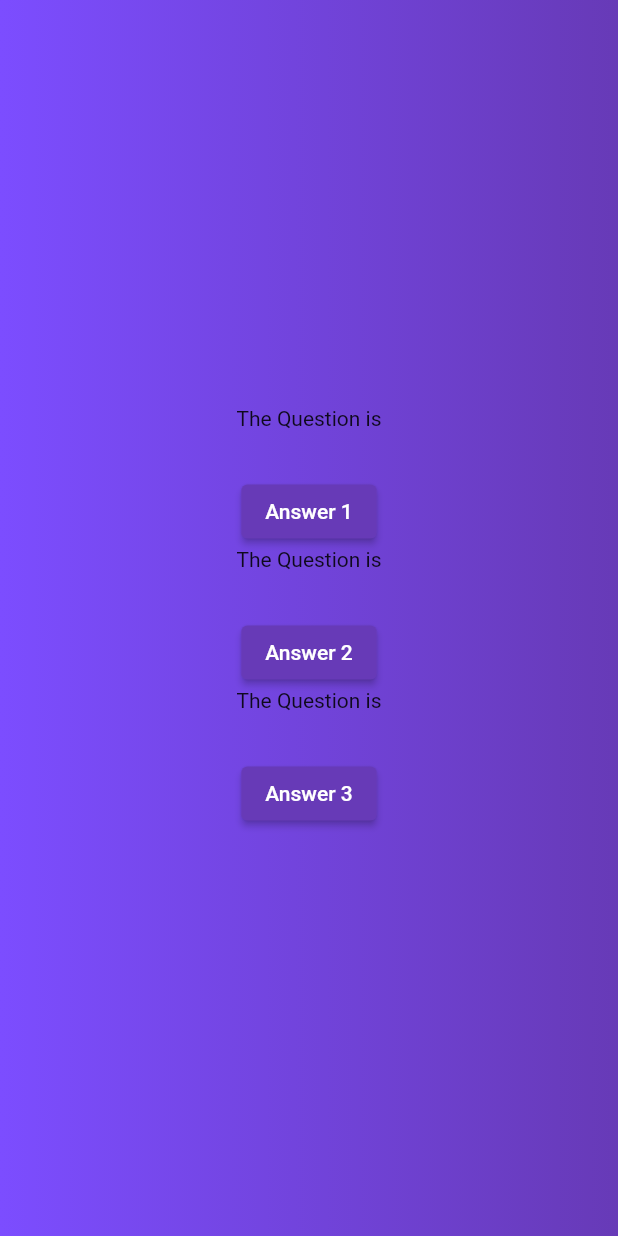
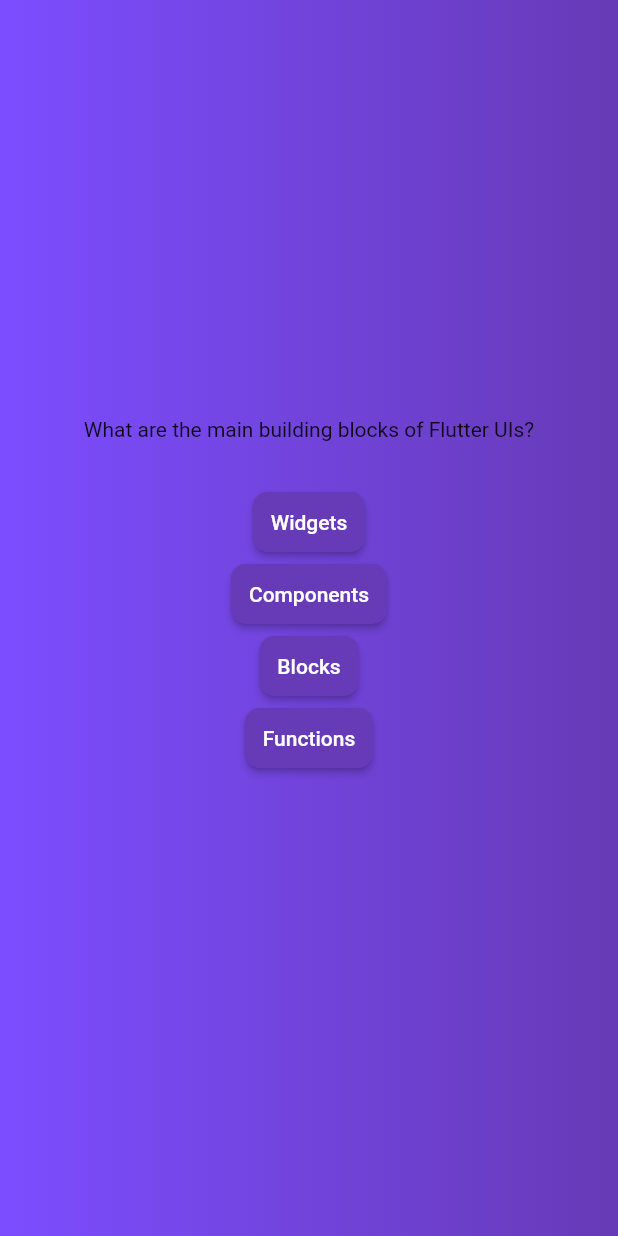
Before and after one commit to RAHUL573769/QuizAppFlutter, a Flutter app: the screen it shows after launch, after a tap on "Start Quiz", on a phone screen of 412 x 824 dp. Run offline on Flutter 3.47's test engine with Material 2 defaults, Android fonts, the phone set to English and light mode, and no system bars.

Commit message:
answers added

```diff
--- a/lib/answerButton.dart
+++ b/lib/answerButton.dart
@@ -9,7 +9,12 @@ class AnswerButton extends StatelessWidget {
     return ElevatedButton(
       onPressed: onTap,
       style: ElevatedButton.styleFrom(
-          backgroundColor: Colors.deepPurple, foregroundColor: Colors.white),
+          backgroundColor: Colors.deepPurple,
+          padding: EdgeInsets.symmetric(horizontal: 12, vertical: 12),
+          shape: RoundedRectangleBorder(
+            borderRadius: BorderRadius.circular(10),
+          ),
+          foregroundColor: Colors.white),
       child: Text(answerText),
     );
   }
--- a/lib/questions.dart
+++ b/lib/questions.dart
@@ -1,3 +1,4 @@
+import 'package:app/data/questions.dart';
 import 'package:flutter/material.dart';
 
 import 'answerButton.dart';
@@ -12,26 +13,23 @@ class Questions extends StatefulWidget {
 class _QuestionsState extends State<Questions> {
   @override
   Widget build(BuildContext context) {
+    final currentQuestions = questions[0];
     return SizedBox(
       width: double.infinity,
       child: Column(
         mainAxisAlignment: MainAxisAlignment.center,
         children: [
-          const Text("The Question is"),
+          Text(currentQuestions.text),
           const SizedBox(
             height: 30,
           ),
-          AnswerButton(answerText: 'Answer 1', onTap: () {}),
-          const Text("The Question is"),
+          AnswerButton(answerText: currentQuestions.answers[0], onTap: () {}),
+          AnswerButton(answerText: currentQuestions.answers[1], onTap: () {}),
+          AnswerButton(answerText: currentQuestions.answers[2], onTap: () {}),
+          AnswerButton(answerText: currentQuestions.answers[3], onTap: () {}),
           const SizedBox(
             height: 30,
           ),
-          AnswerButton(answerText: 'Answer 2', onTap: () {}),
-          const Text("The Question is"),
-          const SizedBox(
-            height: 30,
-          ),
-          AnswerButton(answerText: 'Answer 3', onTap: () {}),
         ],
       ),
     );
```
